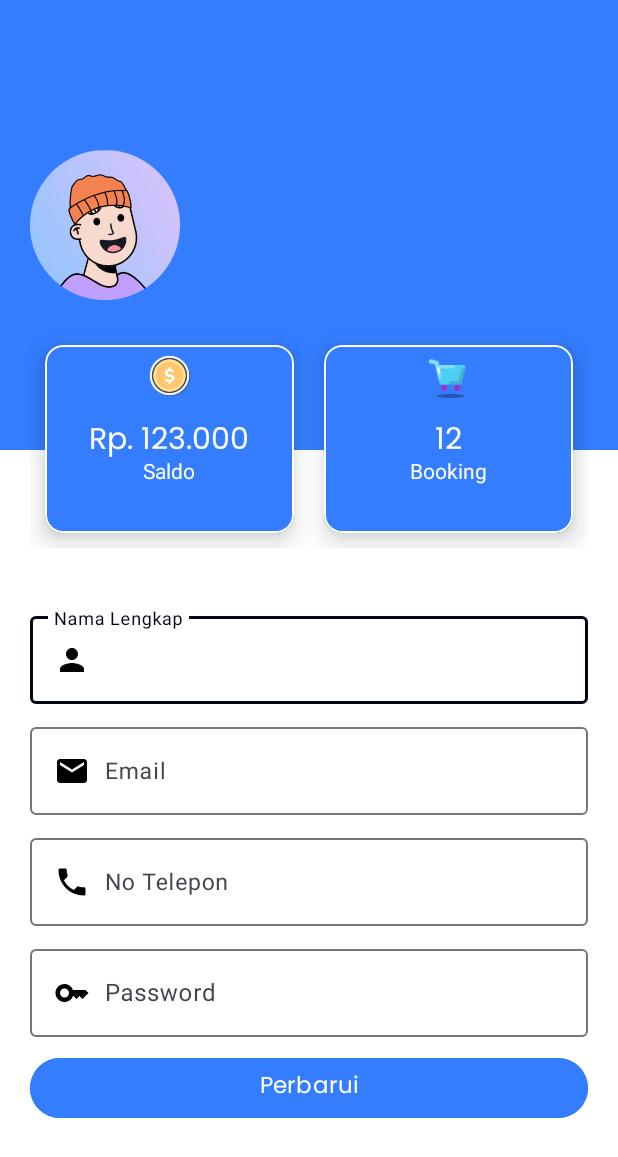
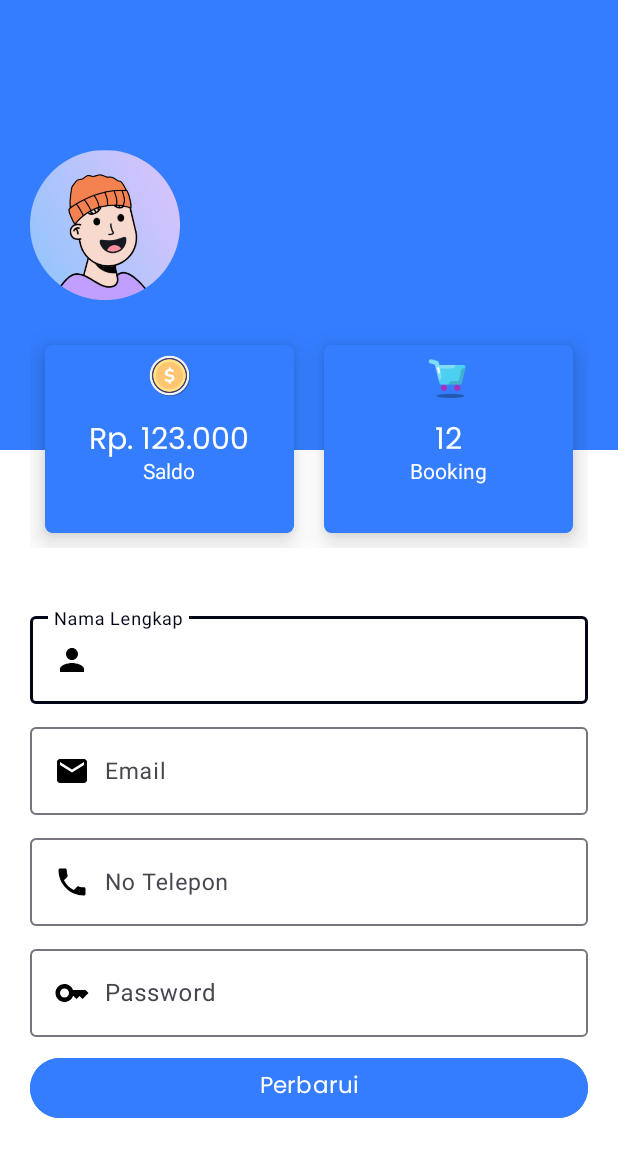
Before and after one commit to armandwipangestu/p5_android, an Android app: the UserProfile screen opened directly, with no data from a screen before it, on a phone screen of 412 x 824 dp. Shown: the top 1157 px of the screen. Run offline under Robolectric (Android 15) with nearby library versions, the phone set to English and light mode, and no system bars; our stand-ins replace Firebase (no records; nobody signed in at launch, a user with empty details on screens opened directly); Roboto replaces fonts that are not available here.

Commit message:
feat: add user profile changed

```diff
--- a/latihan/RentalMobil/app/src/main/java/com/latihan/rentalmobil/UserProfile.java
+++ b/latihan/RentalMobil/app/src/main/java/com/latihan/rentalmobil/UserProfile.java
@@ -4,20 +4,30 @@ import androidx.appcompat.app.AppCompatActivity;
 
 import android.content.Intent;
 import android.os.Bundle;
+import android.view.View;
 import android.widget.TextView;
 import android.widget.Toast;
 
 import com.google.android.material.textfield.TextInputLayout;
+import com.google.firebase.database.DatabaseReference;
+import com.google.firebase.database.FirebaseDatabase;
 
 public class UserProfile extends AppCompatActivity {
 
     TextView namaLengkap, username;
     TextInputLayout namaLengkapProfile, emailProfile, noTeleponProfile, passwordProfile;
 
+//    Global Variables to hold user data inside this activity
+    String _USERNAME, _NAMALENGKAP, _EMAIL, _NOTELEPON, _PASSWORD;
+
+    DatabaseReference reference;
+
     @Override
     protected void onCreate(Bundle savedInstanceState) {
         super.onCreate(savedInstanceState);
         setContentView(R.layout.activity_user_profile);
+
+        reference = FirebaseDatabase.getInstance("https://rental-mobil-bde39-default-rtdb.asia-southeast1.firebasedatabase.app/").getReference("users");
 
 //        Hooks
         namaLengkap = findViewById(R.id.nama_lengkap);
@@ -33,18 +43,67 @@ public class UserProfile extends AppCompatActivity {
 
     private void showAllUserData() {
         Intent intent = getIntent();
-        String user_username = intent.getStringExtra("username");
-        String user_namaLengkap = intent.getStringExtra("namaLengkap");
-        String user_email = intent.getStringExtra("email");
-        String user_no_telepon = intent.getStringExtra("noTelepon");
-        String user_password = intent.getStringExtra("password");
+        _USERNAME = intent.getStringExtra("username");
+        _NAMALENGKAP = intent.getStringExtra("namaLengkap");
+        _EMAIL = intent.getStringExtra("email");
+        _NOTELEPON = intent.getStringExtra("noTelepon");
+        _PASSWORD = intent.getStringExtra("password");
 
-        namaLengkap.setText(user_namaLengkap);
-        username.setText(user_username);
-        namaLengkapProfile.getEditText().setText(user_namaLengkap);
-        emailProfile.getEditText().setText(user_email);
-        noTeleponProfile.getEditText().setText(user_no_telepon);
-        passwordProfile.getEditText().setText(user_password);
+        namaLengkap.setText(_NAMALENGKAP);
+        username.setText(_USERNAME);
+        namaLengkapProfile.getEditText().setText(_NAMALENGKAP);
+        emailProfile.getEditText().setText(_EMAIL);
+        noTeleponProfile.getEditText().setText(_NOTELEPON);
+        passwordProfile.getEditText().setText(_PASSWORD);
+    }
+
+    public void update(View view) {
+        if (isNameChanged() || isEmailChanged() || isNoTeleponChanged() || isPasswordChanged()) {
+            Toast.makeText(this, "Data berhasil diubah", Toast.LENGTH_LONG).show();
+        } else {
+            Toast.makeText(this, "Tidak ada perubahan, tidak bisa diubah!", Toast.LENGTH_LONG).show();
+        }
+    }
+
+    private boolean isNoTeleponChanged() {
+        if (!_NOTELEPON.equals(noTeleponProfile.getEditText().getText().toString())) {
+            reference.child(_USERNAME).child("no_telepon").setValue(noTeleponProfile.getEditText().getText().toString());
+            _NOTELEPON = noTeleponProfile.getEditText().getText().toString();
+            return true;
+        } else {
+            return false;
+        }
+    }
+
+    private boolean isEmailChanged() {
+        if (!_EMAIL.equals(emailProfile.getEditText().getText().toString())) {
+            reference.child(_USERNAME).child("email").setValue(emailProfile.getEditText().getText().toString());
+            _EMAIL = emailProfile.getEditText().getText().toString();
+            return true;
+        } else {
+            return false;
+        }
+    }
+
+    private boolean isPasswordChanged() {
+        if (!_PASSWORD.equals(passwordProfile.getEditText().getText().toString())) {
+            reference.child(_USERNAME).child("password").setValue(passwordProfile.getEditText().getText().toString());
+            _PASSWORD = passwordProfile.getEditText().getText().toString();
+            return true;
+        } else {
+            return false;
+        }
+    }
+
+    private boolean isNameChanged() {
+        if (!_NAMALENGKAP.equals(namaLengkapProfile.getEditText().getText().toString())) {
+            reference.child(_USERNAME).child("nama_lengkap").setValue(namaLengkapProfile.getEditText().getText().toString());
+            _NAMALENGKAP = namaLengkapProfile.getEditText().getText().toString();
+            namaLengkap.setText(_NAMALENGKAP);
+            return true;
+        } else {
+            return false;
+        }
     }
 
     private static final int TIME_INTERVAL = 2000; // Waktu interval antara dua kali tekan back (dalam milidetik)
--- a/latihan/RentalMobil/app/src/main/res/layout/activity_user_profile.xml
+++ b/latihan/RentalMobil/app/src/main/res/layout/activity_user_profile.xml
@@ -69,7 +69,8 @@
                 android:layout_margin="10dp"
                 app:cardBackgroundColor="#337DFE"
                 app:cardElevation="10dp"
-                app:strokeColor="@color/white">
+                app:strokeColor="#337DFE"
+                app:cardCornerRadius="5dp">
 
                 <RelativeLayout
                     android:layout_width="match_parent"
@@ -115,7 +116,8 @@
                 android:layout_margin="10dp"
                 app:cardBackgroundColor="#337DFE"
                 app:cardElevation="10dp"
-                app:strokeColor="@color/white">
+                app:strokeColor="#337DFE"
+                app:cardCornerRadius="5dp">
 
                 <RelativeLayout
                     android:layout_width="match_parent"
@@ -232,11 +234,12 @@
             <Button
                 android:layout_width="match_parent"
                 android:layout_height="wrap_content"
+                android:backgroundTint="#337DFE"
+                android:fontFamily="@font/poppins"
+                android:onClick="update"
                 android:text="Perbarui"
-                android:textSize="15dp"
-                android:fontFamily="@font/poppins"
-                android:backgroundTint="#337DFE"
-                android:textColor="@color/white"/>
+                android:textColor="@color/white"
+                android:textSize="15dp" />
 
         </LinearLayout>
 
```
